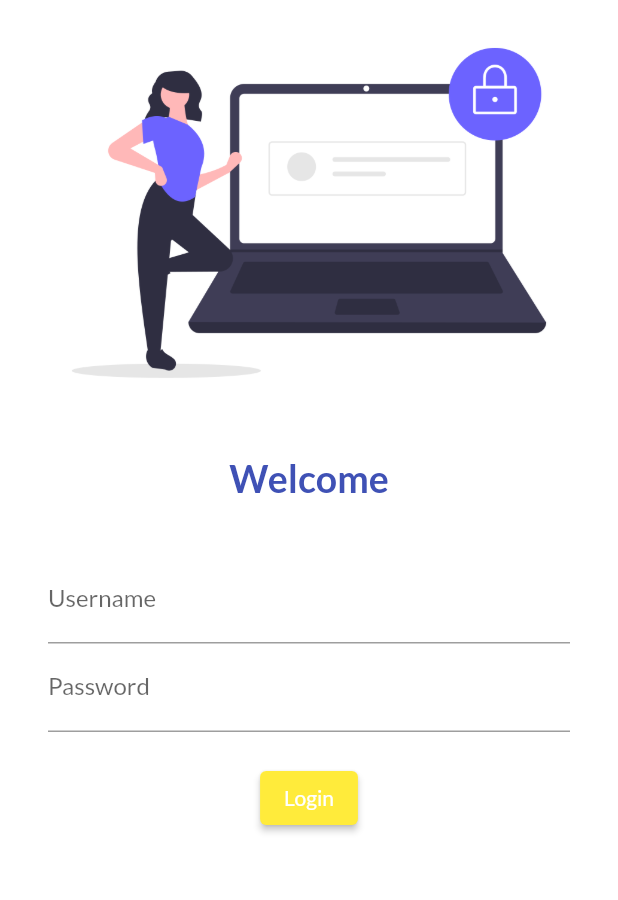
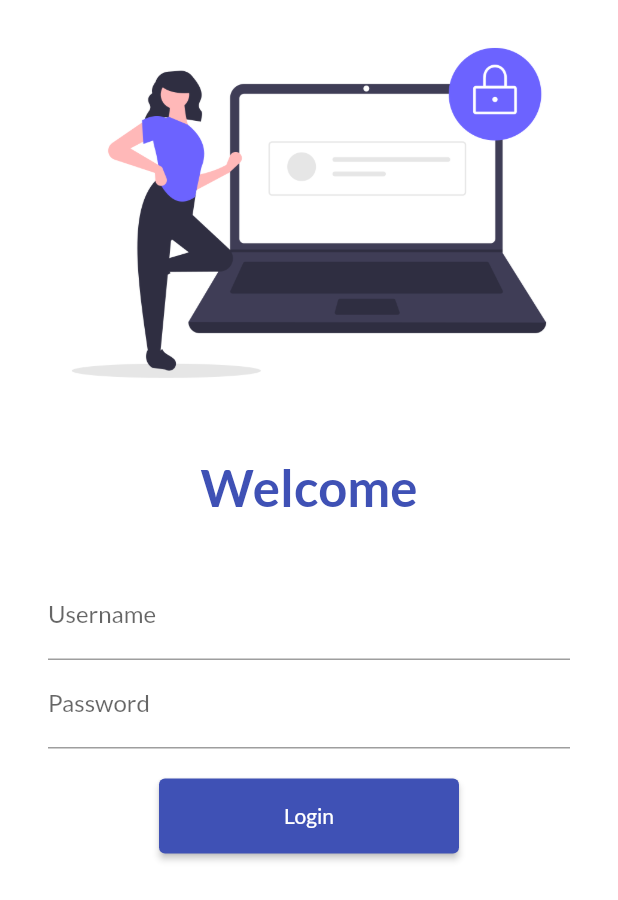
Before and after one commit to Khushbakht-Rehman/Flutter30DaysCourse, a Flutter app: the screen it shows after launch, on a phone screen of 412 x 824 dp. Shown: the top 900 px of the screen. Run offline on Flutter 3.47's test engine with Material 2 defaults, Android fonts, the phone set to English and light mode, and no system bars; our stand-ins replace google_fonts.

Commit message:
Day 5 Completed

```diff
--- a/lib/main.dart
+++ b/lib/main.dart
@@ -1,6 +1,7 @@
 import 'package:flutter/material.dart';
 import 'package:flutterapp/pages/home_page.dart';
 import 'package:flutterapp/pages/login_page.dart';
+import 'package:flutterapp/utils/routes.dart';
 import 'package:google_fonts/google_fonts.dart';
 
 void main() {
@@ -8,14 +9,15 @@ void main() {
 }
 
 class MyApp extends StatelessWidget {
+  const MyApp({Key? key}) : super(key: key);
+
   @override
   Widget build(BuildContext context) {
     return MaterialApp(
       themeMode: ThemeMode.light,
       theme: ThemeData(
-        primarySwatch: Colors.green,
+        primarySwatch: Colors.indigo,
         fontFamily: GoogleFonts.lato().fontFamily,
-
       ),
       darkTheme: ThemeData(
         brightness: Brightness.light,
@@ -24,8 +26,8 @@ class MyApp extends StatelessWidget {
       initialRoute: "/login",
       routes: {
         "/": (context) => Login(),
-        "/home": (context) => HomePage(),
-        "/login": (context) => Login(),
+        MyRoute.homeroute: (context) => HomePage(),
+        MyRoute.loginroute: (context) => Login(),
       },
     );
   }
--- a/lib/pages/login_page.dart
+++ b/lib/pages/login_page.dart
@@ -1,10 +1,12 @@
 import 'package:flutter/material.dart';
+import 'package:flutterapp/utils/routes.dart';
 
 class Login extends StatelessWidget {
   @override
   Widget build(BuildContext context) {
     return Material(
       color: Colors.white,
+      child: SingleChildScrollView(
         child: Column(
           children: [
             Image.asset(
@@ -17,7 +19,7 @@ class Login extends StatelessWidget {
             Text(
               "Welcome",
               style: TextStyle(
-              fontSize: 25,
+                fontSize: 34,
                 color: Colors.indigo,
                 fontWeight: FontWeight.bold,
               ),
@@ -47,18 +49,20 @@ class Login extends StatelessWidget {
                   ),
                   ElevatedButton(
                     onPressed: () {
-                    print("Hello button");
+                      Navigator.pushNamed(context, MyRoute.homeroute);
                     },
                     child: Text("Login"),
                     style: ButtonStyle(
                         backgroundColor:
-                          MaterialStateProperty.all(Colors.yellow)),
+                            MaterialStateProperty.all(Colors.indigo),
+                        minimumSize: MaterialStateProperty.all(Size(200, 50))),
                   )
                 ],
               ),
             )
           ],
         ),
+      ),
     );
   }
 }
--- /dev/null
+++ b/lib/utils/routes.dart
@@ -0,0 +1,4 @@
+class MyRoute {
+  static String loginroute = "/login";
+  static String homeroute = "/home";
+}
```
Lines whose indentation alone changed are shown as unchanged.
